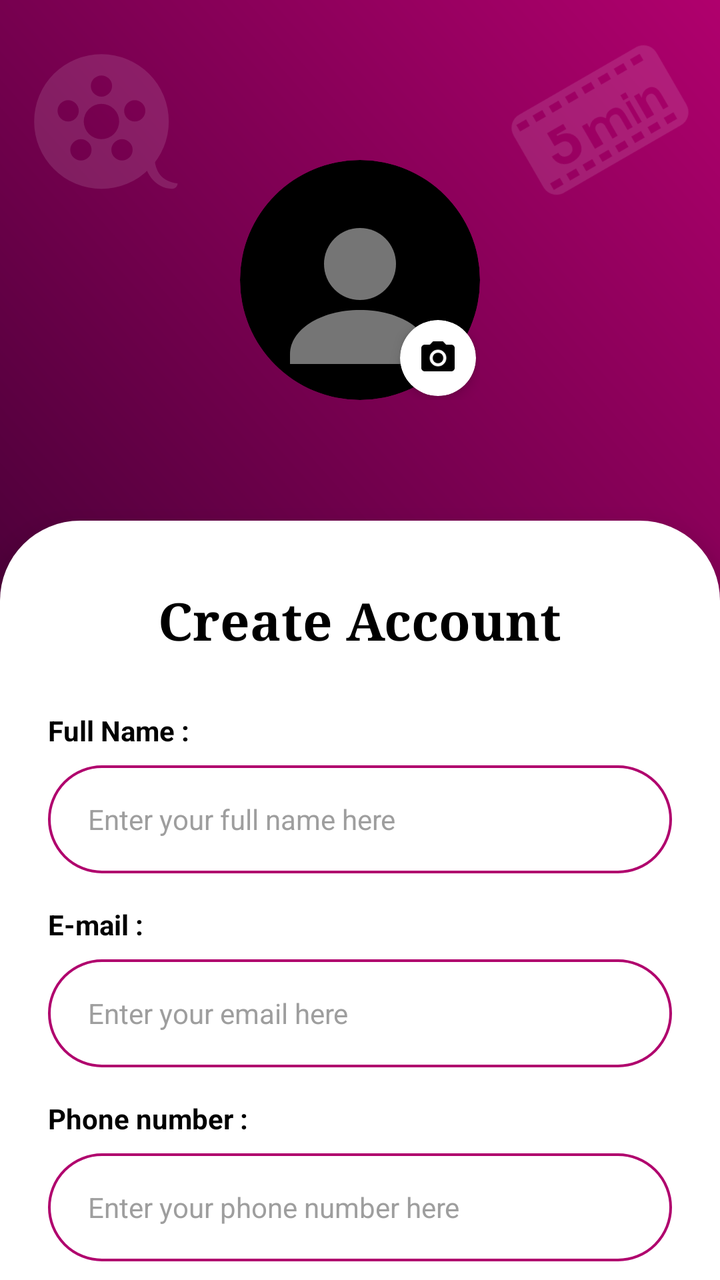
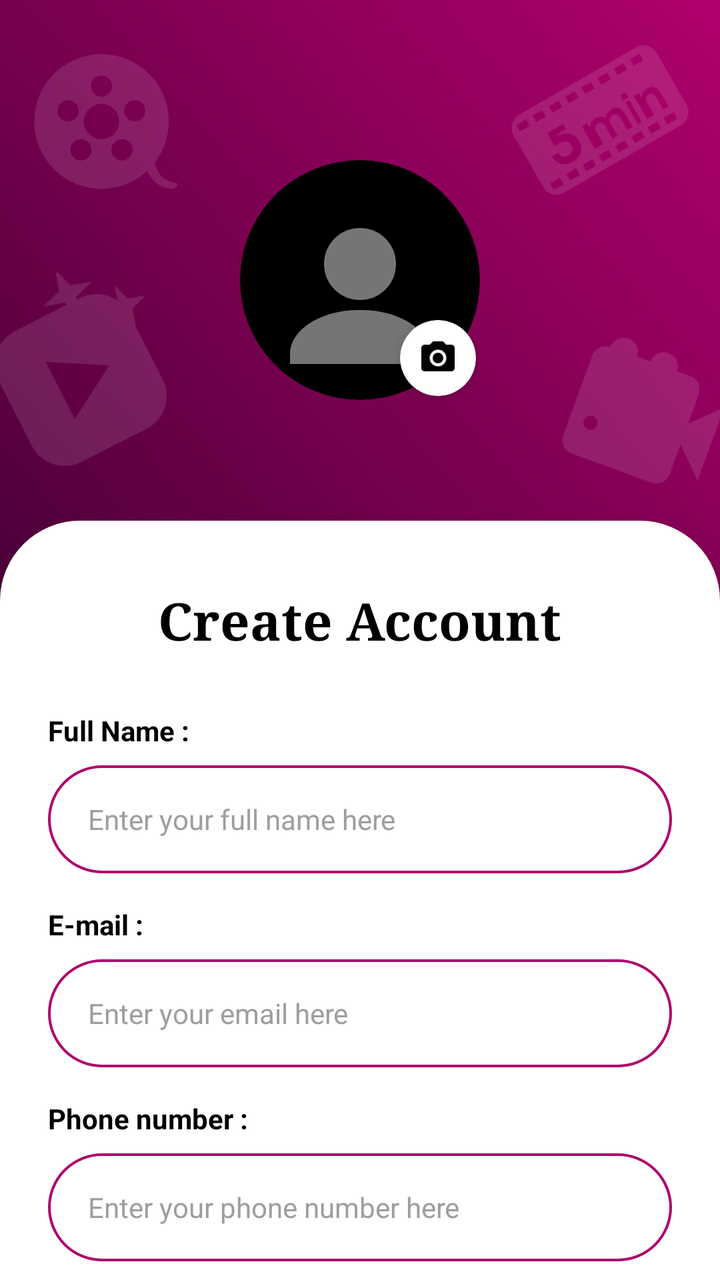

An Android layout rendered at two revisions. The XML below is the earlier revision; the diff shows what the commit changed to produce the second picture.
<!-- AndroidManifest.xml: application theme Theme.SceneX -->
<!-- res/layout/fragment_recruiter_signup_step1.xml -->
<?xml version="1.0" encoding="utf-8"?>
<androidx.core.widget.NestedScrollView xmlns:android="http://schemas.android.com/apk/res/android"
    xmlns:app="http://schemas.android.com/apk/res-auto"
    xmlns:tools="http://schemas.android.com/tools"
    android:layout_width="match_parent"
    android:layout_height="match_parent"
    android:fillViewport="true"
    android:background="@color/white">

    <androidx.constraintlayout.widget.ConstraintLayout
        android:layout_width="match_parent"
        android:layout_height="wrap_content">

        
        <androidx.constraintlayout.widget.ConstraintLayout
            android:id="@+id/headerContainer"
            android:layout_width="match_parent"
            android:layout_height="320dp"
            app:layout_constraintTop_toTopOf="parent">

            <View
                android:layout_width="match_parent"
                android:layout_height="match_parent"
                android:background="@drawable/signup_header_bg" />

            
            <ImageView
                android:layout_width="85dp"
                android:layout_height="85dp"
                android:layout_marginStart="10dp"
                android:layout_marginTop="20dp"
                android:alpha="0.12"
                android:src="@drawable/ic_header_film_reel"
                app:layout_constraintStart_toStartOf="parent"
                app:layout_constraintTop_toTopOf="parent"
                app:tint="@color/white" />

            <ImageView
                android:layout_width="90dp"
                android:layout_height="90dp"
                android:layout_marginEnd="15dp"
                android:layout_marginTop="15dp"
                android:alpha="0.12"
                android:rotation="15"
                android:src="@drawable/ic_figma_film_strip"
                app:layout_constraintEnd_toEndOf="parent"
                app:layout_constraintTop_toTopOf="parent"
                app:tint="@color/white" />

            
            <androidx.constraintlayout.widget.ConstraintLayout
                android:id="@+id/profileImageContainer"
                android:layout_width="wrap_content"
                android:layout_height="wrap_content"
                app:layout_constraintTop_toTopOf="parent"
                app:layout_constraintBottom_toBottomOf="parent"
                app:layout_constraintStart_toStartOf="parent"
                app:layout_constraintEnd_toEndOf="parent"
                android:layout_marginBottom="40dp">

                <com.google.android.material.imageview.ShapeableImageView
                    android:id="@+id/ivProfileImage"
                    android:layout_width="120dp"
                    android:layout_height="120dp"
                    android:scaleType="centerCrop"
                    android:src="@drawable/ic_profile_placeholder"
                    app:shapeAppearanceOverlay="@style/CircleImageView"
                    app:layout_constraintTop_toTopOf="parent"
                    app:layout_constraintStart_toStartOf="parent" />

                <ProgressBar
                    android:id="@+id/pbImageUpload"
                    android:layout_width="32dp"
                    android:layout_height="32dp"
                    android:visibility="gone"
                    android:indeterminateTint="@color/white"
                    app:layout_constraintTop_toTopOf="@id/ivProfileImage"
                    app:layout_constraintBottom_toBottomOf="@id/ivProfileImage"
                    app:layout_constraintStart_toStartOf="@id/ivProfileImage"
                    app:layout_constraintEnd_toEndOf="@id/ivProfileImage" />

                <androidx.cardview.widget.CardView
                    android:id="@+id/btnUploadImage"
                    android:layout_width="38dp"
                    android:layout_height="38dp"
                    app:cardBackgroundColor="@color/white"
                    app:cardCornerRadius="19dp"
                    app:cardElevation="4dp"
                    app:layout_constraintBottom_toBottomOf="@id/ivProfileImage"
                    app:layout_constraintEnd_toEndOf="@id/ivProfileImage"
                    android:layout_marginEnd="2dp"
                    android:layout_marginBottom="2dp"
                    android:clickable="true"
                    android:focusable="true">

                    <ImageView
                        android:layout_width="match_parent"
                        android:layout_height="match_parent"
                        android:padding="9dp"
                        android:src="@drawable/ic_camera_white"
                        app:tint="@color/black" />
                </androidx.cardview.widget.CardView>
            </androidx.constraintlayout.widget.ConstraintLayout>

        </androidx.constraintlayout.widget.ConstraintLayout>

        
        <androidx.constraintlayout.widget.ConstraintLayout
            android:layout_width="match_parent"
            android:layout_height="wrap_content"
            android:layout_marginTop="-60dp"
            android:background="@drawable/white_card_top_rounded"
            android:padding="24dp"
            android:elevation="8dp"
            app:layout_constraintTop_toBottomOf="@id/headerContainer">

            <TextView
                android:id="@+id/formTitle"
                android:layout_width="wrap_content"
                android:layout_height="wrap_content"
                android:layout_marginTop="8dp"
                android:text="Create Account"
                android:textColor="@color/black"
                android:textSize="26sp"
                android:textStyle="bold"
                android:fontFamily="serif"
                app:layout_constraintEnd_toEndOf="parent"
                app:layout_constraintStart_toStartOf="parent"
                app:layout_constraintTop_toTopOf="parent" />

            
            <TextView
                android:id="@+id/labelFullName"
                android:layout_width="wrap_content"
                android:layout_height="wrap_content"
                android:layout_marginTop="28dp"
                android:text="Full Name :"
                android:textColor="@color/black"
                android:textSize="14sp"
                android:textStyle="bold"
                app:layout_constraintStart_toStartOf="parent"
                app:layout_constraintTop_toBottomOf="@id/formTitle" />

            <EditText
                android:id="@+id/etFullName"
                android:layout_width="match_parent"
                android:layout_height="54dp"
                android:layout_marginTop="8dp"
                android:background="@drawable/edittext_outline"
                android:hint="Enter your full name here"
                android:paddingHorizontal="20dp"
                android:textColorHint="#9E9E9E"
                android:textColor="@color/black"
                android:textSize="14sp"
                app:layout_constraintTop_toBottomOf="@id/labelFullName" />

            
            <TextView
                android:id="@+id/labelEmail"
                android:layout_width="wrap_content"
                android:layout_height="wrap_content"
                android:layout_marginTop="16dp"
                android:text="E-mail :"
                android:textColor="@color/black"
                android:textSize="14sp"
                android:textStyle="bold"
                app:layout_constraintStart_toStartOf="parent"
                app:layout_constraintTop_toBottomOf="@id/etFullName" />

            <EditText
                android:id="@+id/etEmail"
                android:layout_width="match_parent"
                android:layout_height="54dp"
                android:layout_marginTop="8dp"
                android:background="@drawable/edittext_outline"
                android:hint="Enter your email here"
                android:inputType="textEmailAddress"
                android:paddingHorizontal="20dp"
                android:textColorHint="#9E9E9E"
                android:textColor="@color/black"
                android:textSize="14sp"
                app:layout_constraintTop_toBottomOf="@id/labelEmail" />

            
            <TextView
                android:id="@+id/labelPhone"
                android:layout_width="wrap_content"
                android:layout_height="wrap_content"
                android:layout_marginTop="16dp"
                android:text="Phone number :"
                android:textColor="@color/black"
                android:textSize="14sp"
                android:textStyle="bold"
                app:layout_constraintStart_toStartOf="parent"
                app:layout_constraintTop_toBottomOf="@id/etEmail" />

            <EditText
                android:id="@+id/etPhone"
                android:layout_width="match_parent"
                android:layout_height="54dp"
                android:layout_marginTop="8dp"
                android:background="@drawable/edittext_outline"
                android:hint="Enter your phone number here"
                android:inputType="phone"
                android:paddingHorizontal="20dp"
                android:textColorHint="#9E9E9E"
                android:textColor="@color/black"
                android:textSize="14sp"
                app:layout_constraintTop_toBottomOf="@id/labelPhone" />

            
            <TextView
                android:id="@+id/labelPassword"
                android:layout_width="wrap_content"
                android:layout_height="wrap_content"
                android:layout_marginTop="16dp"
                android:text="Password :"
                android:textColor="@color/black"
                android:textSize="14sp"
                android:textStyle="bold"
                app:layout_constraintStart_toStartOf="parent"
                app:layout_constraintTop_toBottomOf="@id/etPhone" />

            <RelativeLayout
                android:id="@+id/passwordContainer"
                android:layout_width="match_parent"
                android:layout_height="54dp"
                android:layout_marginTop="8dp"
                app:layout_constraintTop_toBottomOf="@id/labelPassword">

                <EditText
                    android:id="@+id/etPassword"
                    android:layout_width="match_parent"
                    android:layout_height="match_parent"
                    android:background="@drawable/edittext_outline"
                    android:hint="Enter your password here"
                    android:inputType="textPassword"
                    android:paddingHorizontal="20dp"
                    android:textColorHint="#9E9E9E"
                    android:textColor="@color/black"
                    android:textSize="14sp" />

                <ImageView
                    android:id="@+id/ivTogglePassword"
                    android:layout_width="24dp"
                    android:layout_height="24dp"
                    android:layout_alignParentEnd="true"
                    android:layout_centerVertical="true"
                    android:layout_marginEnd="16dp"
                    android:src="@drawable/ic_eye_visible"
                    android:clickable="true"
                    android:focusable="true" />
            </RelativeLayout>

            <androidx.appcompat.widget.AppCompatButton
                android:id="@+id/btnCreateAccount"
                android:layout_width="match_parent"
                android:layout_height="54dp"
                android:layout_marginTop="40dp"
                android:layout_marginHorizontal="32dp"
                android:background="@drawable/button_rounded_magenta"
                android:text="Create Account"
                android:textAllCaps="false"
                android:textColor="@color/white"
                android:textSize="18sp"
                android:textStyle="bold"
                app:layout_constraintTop_toBottomOf="@id/passwordContainer" />

            <LinearLayout
                android:id="@+id/loginContainer"
                android:layout_width="wrap_content"
                android:layout_height="wrap_content"
                android:layout_marginTop="20dp"
                android:layout_marginBottom="40dp"
                android:orientation="horizontal"
                app:layout_constraintBottom_toBottomOf="parent"
                app:layout_constraintEnd_toEndOf="parent"
                app:layout_constraintStart_toStartOf="parent"
                app:layout_constraintTop_toBottomOf="@id/btnCreateAccount">

                <TextView
                    android:layout_width="wrap_content"
                    android:layout_height="wrap_content"
                    android:text="Already have an account? "
                    android:textColor="#333333"
                    android:textSize="14sp" />

                <TextView
                    android:id="@+id/tvLogin"
                    android:layout_width="wrap_content"
                    android:layout_height="wrap_content"
                    android:text="Login"
                    android:textColor="#880E4F"
                    android:textStyle="bold"
                    android:textSize="14sp" />
            </LinearLayout>

        </androidx.constraintlayout.widget.ConstraintLayout>

    </androidx.constraintlayout.widget.ConstraintLayout>
</androidx.core.widget.NestedScrollView>
<!-- resources referenced by this layout -->
<resources>
  <color name="black">#FF000000</color>
  <color name="white">#FFFFFFFF</color>
  <!-- drawable edittext_outline (drawable) -->
  <?xml version="1.0" encoding="utf-8"?>
  <shape xmlns:android="http://schemas.android.com/apk/res/android"
      android:shape="rectangle">
      <solid android:color="@color/white" />
      <stroke
          android:width="1.2dp"
          android:color="#B0006D" /> 
      <corners android:radius="30dp" />
  </shape>
  <!-- drawable signup_header_bg (drawable) -->
  <?xml version="1.0" encoding="utf-8"?>
  <shape xmlns:android="http://schemas.android.com/apk/res/android"
      android:shape="rectangle">
      <gradient
          android:startColor="#4A0038"
          android:endColor="#B0006D"
          android:angle="45"
          android:type="linear" />
  </shape>
  <!-- drawable white_card_top_rounded (drawable) -->
  <?xml version="1.0" encoding="utf-8"?>
  <shape xmlns:android="http://schemas.android.com/apk/res/android"
      android:shape="rectangle">
      <solid android:color="@color/white" />
      <corners
          android:topLeftRadius="40dp"
          android:topRightRadius="40dp" />
  </shape>
  <style name="CircleImageView" parent="">
          <item name="cornerSize">50%</item>
      </style>
  <style name="Theme.SceneX" parent="Base.Theme.SceneX" />
  <color name="primary_dark">#4A0038</color>
  <style name="Base.Theme.SceneX" parent="Theme.Material3.DayNight.NoActionBar">
          <item name="colorPrimary">@color/primary_magenta</item>
          <item name="android:statusBarColor">@color/white</item>
          <item name="android:windowLightStatusBar">true</item>
          
          <item name="colorControlActivated">@color/primary_magenta</item>
      </style>
  <color name="primary_magenta">#B0006D</color>
  <!-- unchanged entries left out for length: 6 -->
</resources>

<!-- the commit's change to res/layout/fragment_recruiter_signup_step1.xml (unified diff, before → after) -->
@@ -12,7 +12,7 @@
         android:layout_height="wrap_content">
 
         
-        <androidx.constraintlayout.widget.ConstraintLayout
+        <FrameLayout
             android:id="@+id/headerContainer"
             android:layout_width="match_parent"
             android:layout_height="320dp"
@@ -27,24 +27,44 @@
             <ImageView
                 android:layout_width="85dp"
                 android:layout_height="85dp"
+                android:layout_gravity="top|start"
                 android:layout_marginStart="10dp"
                 android:layout_marginTop="20dp"
                 android:alpha="0.12"
                 android:src="@drawable/ic_header_film_reel"
-                app:layout_constraintStart_toStartOf="parent"
-                app:layout_constraintTop_toTopOf="parent"
                 app:tint="@color/white" />
 
             <ImageView
                 android:layout_width="90dp"
                 android:layout_height="90dp"
+                android:layout_gravity="top|end"
                 android:layout_marginEnd="15dp"
                 android:layout_marginTop="15dp"
                 android:alpha="0.12"
                 android:rotation="15"
                 android:src="@drawable/ic_figma_film_strip"
-                app:layout_constraintEnd_toEndOf="parent"
-                app:layout_constraintTop_toTopOf="parent"
+                app:tint="@color/white" />
+
+            <ImageView
+                android:layout_width="110dp"
+                android:layout_height="110dp"
+                android:layout_gravity="center_vertical|start"
+                android:layout_marginStart="-15dp"
+                android:layout_marginTop="30dp"
+                android:alpha="0.12"
+                android:rotation="-12"
+                android:src="@drawable/ic_header_play_stars"
+                app:tint="@color/white" />
+
+            <ImageView
+                android:layout_width="85dp"
+                android:layout_height="85dp"
+                android:layout_gravity="center_vertical|end"
+                android:layout_marginEnd="-5dp"
+                android:layout_marginTop="50dp"
+                android:alpha="0.12"
+                android:rotation="20"
+                android:src="@drawable/ic_header_movie_camera"
                 app:tint="@color/white" />
 
             
@@ -52,11 +72,8 @@
                 android:id="@+id/profileImageContainer"
                 android:layout_width="wrap_content"
                 android:layout_height="wrap_content"
-                app:layout_constraintTop_toTopOf="parent"
-                app:layout_constraintBottom_toBottomOf="parent"
-                app:layout_constraintStart_toStartOf="parent"
-                app:layout_constraintEnd_toEndOf="parent"
-                android:layout_marginBottom="40dp">
+                android:layout_gravity="center"
+                android:layout_marginBottom="20dp">
 
                 <com.google.android.material.imageview.ShapeableImageView
                     android:id="@+id/ivProfileImage"
@@ -102,7 +119,7 @@
                 </androidx.cardview.widget.CardView>
             </androidx.constraintlayout.widget.ConstraintLayout>
 
-        </androidx.constraintlayout.widget.ConstraintLayout>
+        </FrameLayout>
 
         
         <androidx.constraintlayout.widget.ConstraintLayout
<!-- resource entries referenced after the edit -->
@@ -12,6 +12,74 @@
           android:color="#B0006D" /> 
       <corners android:radius="30dp" />
   </shape>
+  <!-- drawable ic_header_movie_camera (drawable) -->
+  <vector xmlns:android="http://schemas.android.com/apk/res/android"
+      android:width="24dp"
+      android:height="24dp"
+      android:viewportWidth="24"
+      android:viewportHeight="24">
+      <path
+          android:fillColor="#FFFFFF"
+          android:pathData="M18,10.48V6c0,-1.1 -0.9,-2 -2,-2h-2c0,-1.1 -0.9,-2 -2,-2s-2,0.9 -2,2h-2c0,-1.1 -0.9,-2 -2,-2s-2,0.9 -2,2H4c-1.1,0 -2,0.9 -2,2v12c0,1.1 0.9,2 2,2h12c1.1,0 2,-0.9 2,-2v-4.48l4,3.98v-11l-4,3.98zM5,16c-0.55,0 -1,-0.45 -1,-1s0.45,-1 1,-1s1,0.45 1,1s-0.45,1 -1,1z" />
+  </vector>
+  <!-- drawable ic_header_play_stars (drawable) -->
+  <vector xmlns:android="http://schemas.android.com/apk/res/android"
+      android:width="24dp"
+      android:height="24dp"
+      android:viewportWidth="24"
+      android:viewportHeight="24">
+  
+      <group
+          android:pivotX="12"
+          android:pivotY="12"
+          android:rotation="-15">
+  
+          <path
+              android:fillColor="#CDBAC6"
+              android:pathData="
+                  M 8,4 
+                  H 16 
+                  C 18.2,4 20,5.8 20,8 
+                  V 16 
+                  C 20,18.2 18.2,20 16,20 
+                  H 8 
+                  C 5.8,20 4,18.2 4,16 
+                  V 8 
+                  C 4,5.8 5.8,4 8,4 
+                  Z 
+                  M 9.5,8.5 
+                  V 15.5 
+                  L 15.5,12 
+                  Z" />
+  
+          <path
+              android:fillColor="#CDBAC6"
+              android:pathData="
+                  M 15,0 
+                  L 15.7,2.3 
+                  L 18,3 
+                  L 15.7,3.7 
+                  L 15,6 
+                  L 14.3,3.7 
+                  L 12,3 
+                  L 14.3,2.3 
+                  Z" />
+  
+          <path
+              android:fillColor="#CDBAC6"
+              android:pathData="
+                  M 20,4.5 
+                  L 20.6,6.4 
+                  L 22.5,7 
+                  L 20.6,7.6 
+                  L 20,9.5 
+                  L 19.4,7.6 
+                  L 17.5,7 
+                  L 19.4,6.4 
+                  Z" />
+  
+      </group>
+  </vector>
   <!-- drawable signup_header_bg (drawable) -->
   <?xml version="1.0" encoding="utf-8"?>
   <shape xmlns:android="http://schemas.android.com/apk/res/android"
